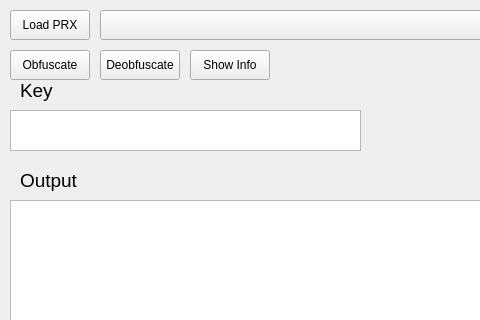
Qt form PowerObfuscatorGUI/src/PowerObfuscator.ui (TheRouletteBoi/PowerObfuscator) before a commit; both pictures show x 0 to 480 and y 0 to 320 of the 734 by 443 pixel window.
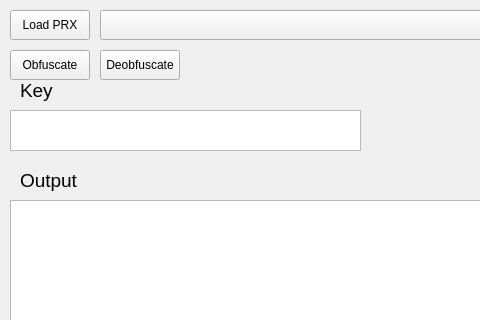
The same form after that commit.

Commit message: GUI: Remove ShowInfo button

What changed in the file:
```diff
--- a/PowerObfuscatorGUI/src/PowerObfuscator.ui
+++ b/PowerObfuscatorGUI/src/PowerObfuscator.ui
@@ -65,19 +65,6 @@
      <string>Deobfuscate</string>
     </property>
    </widget>
-   <widget class="QPushButton" name="showInfoButton">
-    <property name="geometry">
-     <rect>
-      <x>190</x>
-      <y>50</y>
-      <width>80</width>
-      <height>30</height>
-     </rect>
-    </property>
-    <property name="text">
-     <string>Show Info</string>
-    </property>
-   </widget>
    <widget class="QTextEdit" name="keyTextEdit">
     <property name="geometry">
      <rect>
```
The commit also changes 3 other files.
